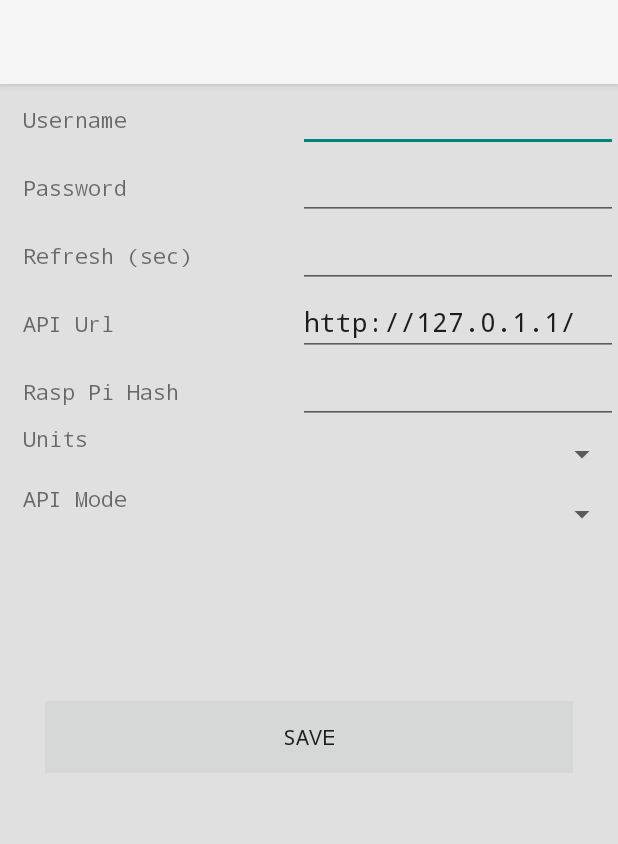
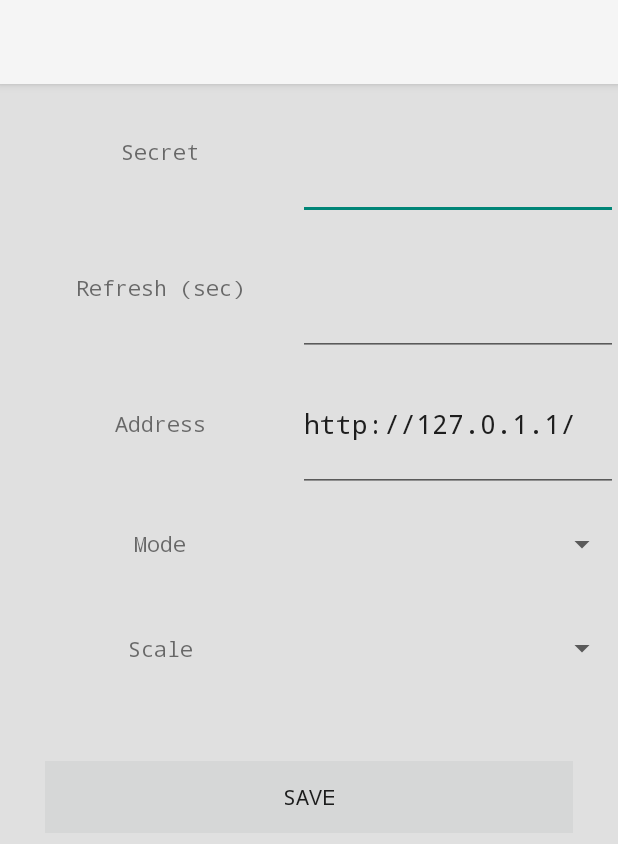
Before and after one commit to kingcobra2468/SimpleT, an Android app: the layout activity_settings.xml on its own in the app's theme, with its tools: preview values and no code run, on a phone screen of 412 x 824 dp. Shown: the top 844 px of the screen. Run offline under Robolectric (Android 15) with nearby library versions, the phone set to English and light mode, and no system bars; network calls fail.

Commit message:
restructured settings page schema

```diff
--- a/app/src/main/res/layout/activity_settings.xml
+++ b/app/src/main/res/layout/activity_settings.xml
@@ -20,67 +20,51 @@
     <TableLayout
         android:layout_width="match_parent"
         android:layout_height="411dp"
+        android:measureWithLargestChild="true"
         android:orientation="horizontal">
 
         <TableRow
             android:layout_width="match_parent"
-            android:layout_height="match_parent">
+            android:layout_height="match_parent"
+            android:layout_weight="1">
 
             <TextView
-                android:id="@+id/username_text"
-                android:layout_width="wrap_content"
-                android:layout_height="wrap_content"
+                android:id="@+id/secret_text"
+                android:layout_width="match_parent"
+                android:layout_height="match_parent"
                 android:layout_weight="1"
                 android:fontFamily="monospace"
+                android:gravity="center"
                 android:paddingLeft="15dp"
-                android:text="Username" />
-
-            <EditText
-                android:id="@+id/username_input"
-                android:layout_width="wrap_content"
-                android:layout_height="wrap_content"
-                android:ems="10"
-                android:inputType="text" />
-        </TableRow>
-
-        <TableRow
-            android:layout_width="match_parent"
-            android:layout_height="match_parent">
-
-            <TextView
-                android:id="@+id/password_text"
-                android:layout_width="wrap_content"
-                android:layout_height="wrap_content"
-                android:layout_weight="1"
-                android:fontFamily="monospace"
-                android:paddingLeft="15dp"
-                android:text="Password" />
+                android:text="Secret" />
 
             <EditText
                 android:id="@+id/password_input"
-                android:layout_width="wrap_content"
-                android:layout_height="wrap_content"
+                android:layout_width="match_parent"
+                android:layout_height="match_parent"
                 android:ems="10"
                 android:inputType="textPersonName" />
         </TableRow>
 
         <TableRow
             android:layout_width="match_parent"
-            android:layout_height="match_parent">
+            android:layout_height="match_parent"
+            android:layout_weight="1">
 
             <TextView
                 android:id="@+id/refresh_rate"
-                android:layout_width="wrap_content"
-                android:layout_height="wrap_content"
+                android:layout_width="match_parent"
+                android:layout_height="match_parent"
                 android:layout_weight="1"
                 android:fontFamily="monospace"
+                android:gravity="center"
                 android:paddingLeft="15dp"
                 android:text="Refresh (sec)" />
 
             <EditText
                 android:id="@+id/refresh_input"
-                android:layout_width="wrap_content"
-                android:layout_height="wrap_content"
+                android:layout_width="match_parent"
+                android:layout_height="match_parent"
                 android:ems="10"
                 android:fontFamily="monospace"
                 android:inputType="numberSigned" />
@@ -88,21 +72,23 @@
 
         <TableRow
             android:layout_width="match_parent"
-            android:layout_height="match_parent">
+            android:layout_height="match_parent"
+            android:layout_weight="1">
 
             <TextView
-                android:id="@+id/api_url"
-                android:layout_width="wrap_content"
-                android:layout_height="wrap_content"
+                android:id="@+id/address"
+                android:layout_width="match_parent"
+                android:layout_height="match_parent"
                 android:layout_weight="1"
                 android:fontFamily="monospace"
+                android:gravity="center"
                 android:paddingLeft="15dp"
-                android:text="API Url" />
+                android:text="Address" />
 
             <EditText
                 android:id="@+id/api_url_input"
-                android:layout_width="wrap_content"
-                android:layout_height="wrap_content"
+                android:layout_width="match_parent"
+                android:layout_height="match_parent"
                 android:ems="10"
                 android:fontFamily="monospace"
                 android:inputType="textPersonName"
@@ -112,63 +98,46 @@
 
         <TableRow
             android:layout_width="match_parent"
-            android:layout_height="match_parent">
+            android:layout_height="match_parent"
+            android:layout_weight="1">
 
             <TextView
-                android:id="@+id/hash_text"
-                android:layout_width="wrap_content"
-                android:layout_height="wrap_content"
+                android:id="@+id/mode"
+                android:layout_width="match_parent"
+                android:layout_height="match_parent"
                 android:layout_weight="1"
                 android:fontFamily="monospace"
+                android:gravity="center"
                 android:paddingLeft="15dp"
-                android:text="Rasp Pi Hash" />
+                android:text="Mode" />
 
-            <EditText
-                android:id="@+id/rasp_pi_hash_input"
-                android:layout_width="wrap_content"
-                android:layout_height="wrap_content"
-                android:ems="10"
-                android:fontFamily="monospace"
-                android:inputType="textPersonName" />
+            <Spinner
+                android:id="@+id/spinner"
+                android:layout_width="match_parent"
+                android:layout_height="match_parent" />
 
         </TableRow>
 
         <TableRow
             android:layout_width="match_parent"
-            android:layout_height="match_parent">
+            android:layout_height="match_parent"
+            android:layout_weight="1">
 
             <TextView
                 android:id="@+id/convesion_text"
-                android:layout_width="wrap_content"
-                android:layout_height="wrap_content"
+                android:layout_width="match_parent"
+                android:layout_height="match_parent"
                 android:layout_weight="1"
                 android:fontFamily="monospace"
+                android:gravity="center"
                 android:paddingLeft="15dp"
-                android:text="Units" />
+                android:text="Scale" />
 
             <Spinner
-                android:id="@+id/conversion_input"
+                android:id="@+id/spinner2"
                 android:layout_width="match_parent"
-                android:layout_height="40dp" />
-        </TableRow>
+                android:layout_height="match_parent" />
 
-        <TableRow
-            android:layout_width="match_parent"
-            android:layout_height="match_parent">
-
-            <TextView
-                android:id="@+id/api_text"
-                android:layout_width="wrap_content"
-                android:layout_height="wrap_content"
-                android:layout_weight="1"
-                android:fontFamily="monospace"
-                android:paddingLeft="15dp"
-                android:text="API Mode" />
-
-            <Spinner
-                android:id="@+id/api_mode_input"
-                android:layout_width="match_parent"
-                android:layout_height="40dp" />
         </TableRow>
 
     </TableLayout>
@@ -184,8 +153,8 @@
             android:layout_width="216dp"
             android:layout_height="wrap_content"
             android:layout_marginLeft="30dp"
+            android:layout_marginTop="40dp"
             android:layout_marginRight="30dp"
-            android:layout_marginBottom="10dp"
             android:layout_weight="1"
             android:background="?attr/colorButtonNormal"
             android:fontFamily="monospace"
--- a/app/src/main/res/values/strings.xml
+++ b/app/src/main/res/values/strings.xml
@@ -6,5 +6,13 @@
     <string name="rasp_pi_hash"></string>
     <string name="unit">Fahrenheit</string>
     <string name="api_mode">Public</string>
-
+    <string-array name="scales">
+        <item>Fahrenheit</item>
+        <item>Celsius</item>
+        <item>Kelvin</item>
+    </string-array>
+    <string-array name="modes">
+        <item>Node</item>
+        <item>Base Station</item>
+    </string-array>
 </resources>
```
